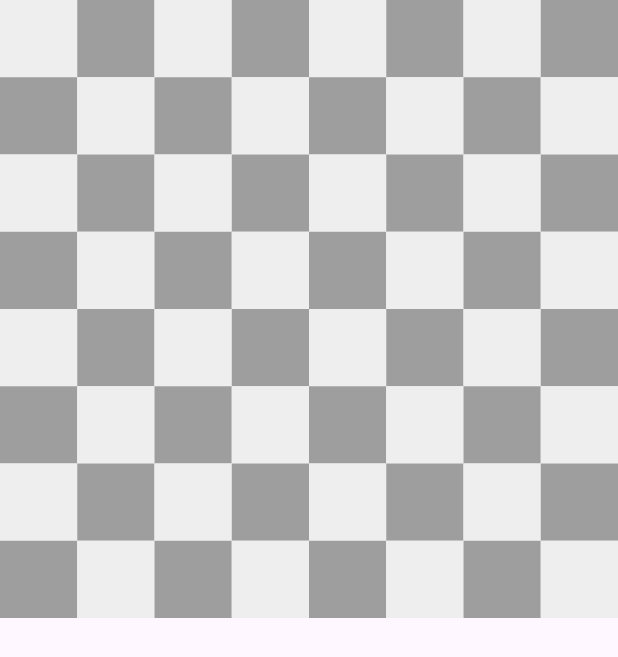
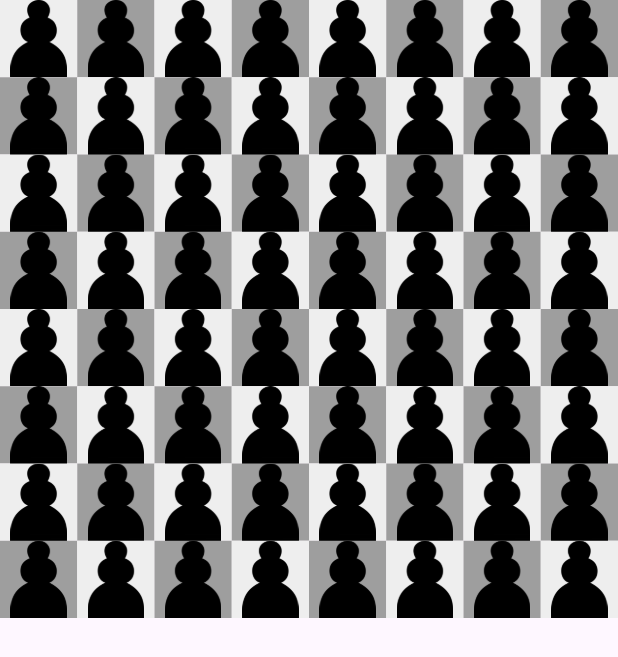
Before and after one commit to SaileshAcharya1229/chess_game, a Flutter app: the screen it shows after launch, on a phone screen of 412 x 824 dp. Shown: the top 657 px of the screen. Run offline on Flutter 3.47's test engine with Material 3 defaults, Android fonts, the phone set to English and light mode, and no system bars.

```diff
--- /dev/null
+++ b/lib/components/piece.dart
@@ -0,0 +1,10 @@
+enum ChessPieceType { pwan, rook, knight, bishop, queen, king }
+
+class ChessPiece {
+  final ChessPieceType type;
+  final bool isWhite;
+  final String imagePath;
+
+  ChessPiece(
+      {required this.type, required this.isWhite, required this.imagePath});
+}
--- a/lib/components/square.dart
+++ b/lib/components/square.dart
@@ -1,13 +1,16 @@
+import 'package:chess_game/components/piece.dart';
 import 'package:flutter/material.dart';
 
 class Square extends StatelessWidget {
   final bool isWhite;
-  const Square({super.key, required this.isWhite});
+  final ChessPiece? piece;
+  const Square({super.key, required this.isWhite, this.piece});
 
   @override
   Widget build(BuildContext context) {
     return Container(
       color: isWhite ? Colors.grey[200] : Colors.grey[500],
+      child: piece != null ? Image.asset(piece!.imagePath) : null,
     );
   }
 }
--- a/lib/game_board.dart
+++ b/lib/game_board.dart
@@ -1,3 +1,4 @@
+import 'package:chess_game/components/piece.dart';
 import 'package:chess_game/components/square.dart';
 import 'package:chess_game/helper/helper_methods.dart';
 import 'package:flutter/material.dart';
@@ -10,6 +11,23 @@ class GameBoard extends StatefulWidget {
 }
 
 class _GameBoardState extends State<GameBoard> {
+  // a 2-dimensional list representing the chess board,
+  //with each position possibily containing a chess piece
+
+  late List<List<ChessPiece?>> board;
+
+  @override
+  void initState() {
+    super.initState();
+  }
+
+  //initialize the board
+  void _initalizeBoard() {}
+  //create a piece
+  ChessPiece myPawn = ChessPiece(
+      type: ChessPieceType.pwan,
+      isWhite: true,
+      imagePath: 'lib/images/pawn.png');
   @override
   Widget build(BuildContext context) {
     return Scaffold(
@@ -19,7 +37,10 @@ class _GameBoardState extends State<GameBoard> {
           gridDelegate:
               SliverGridDelegateWithFixedCrossAxisCount(crossAxisCount: 8),
           itemBuilder: (context, index) {
-            return Square(isWhite: isWhite(index));
+            return Square(
+              isWhite: isWhite(index),
+              piece: myPawn,
+            );
           }),
     );
   }
```
Also changed, not shown: pubspec.yaml (+3 -5 lines), lib/images/bishop.png (added), lib/images/bqueen.png (added), lib/images/brook.png (added), lib/images/king.png (added), lib/images/kings.png (added), lib/images/pawn.png (added), lib/images/queen.png (added), lib/images/wpawn.png (added), lib/images/wrook.png (added), 1 other file.
